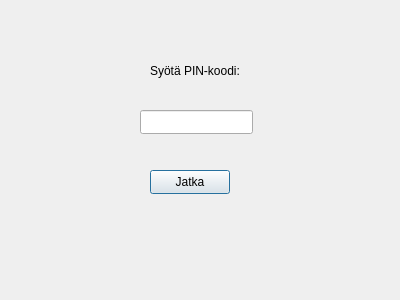
bank-2022/group9, file bankautomat/kirjaudu.ui: the form before one commit.
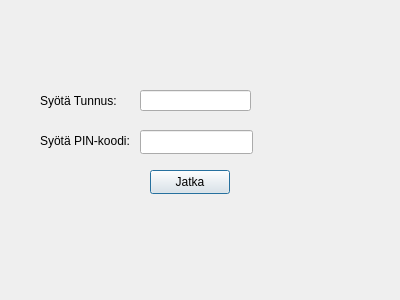
The form after the commit.

Diff of the .ui file:
```diff
--- a/bankautomat/kirjaudu.ui
+++ b/bankautomat/kirjaudu.ui
@@ -16,8 +16,8 @@
   <widget class="QLabel" name="label">
    <property name="geometry">
     <rect>
-     <x>150</x>
-     <y>60</y>
+     <x>40</x>
+     <y>130</y>
      <width>91</width>
      <height>21</height>
     </rect>
@@ -30,7 +30,7 @@
    <property name="geometry">
     <rect>
      <x>140</x>
-     <y>110</y>
+     <y>130</y>
      <width>113</width>
      <height>24</height>
     </rect>
@@ -52,6 +52,29 @@
     <string>Jatka</string>
    </property>
   </widget>
+  <widget class="QLabel" name="label_2">
+   <property name="geometry">
+    <rect>
+     <x>40</x>
+     <y>90</y>
+     <width>91</width>
+     <height>21</height>
+    </rect>
+   </property>
+   <property name="text">
+    <string>Syötä Tunnus:</string>
+   </property>
+  </widget>
+  <widget class="QLineEdit" name="Tunnuskentta">
+   <property name="geometry">
+    <rect>
+     <x>140</x>
+     <y>90</y>
+     <width>111</width>
+     <height>21</height>
+    </rect>
+   </property>
+  </widget>
  </widget>
  <resources/>
  <connections/>
```
